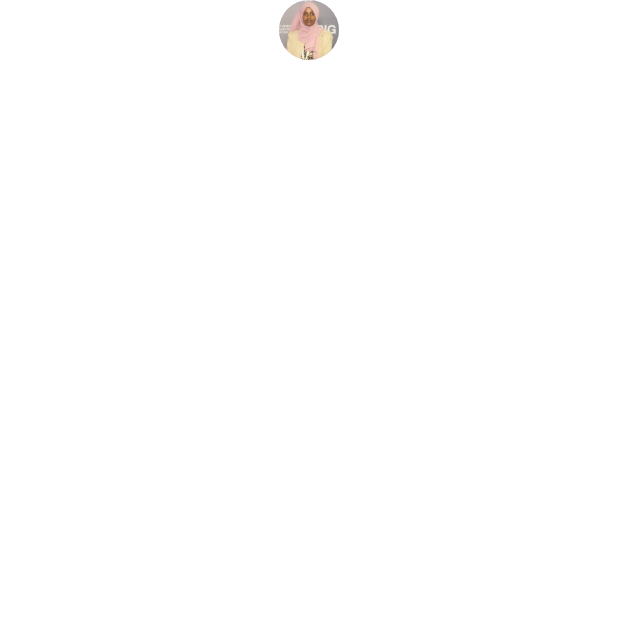
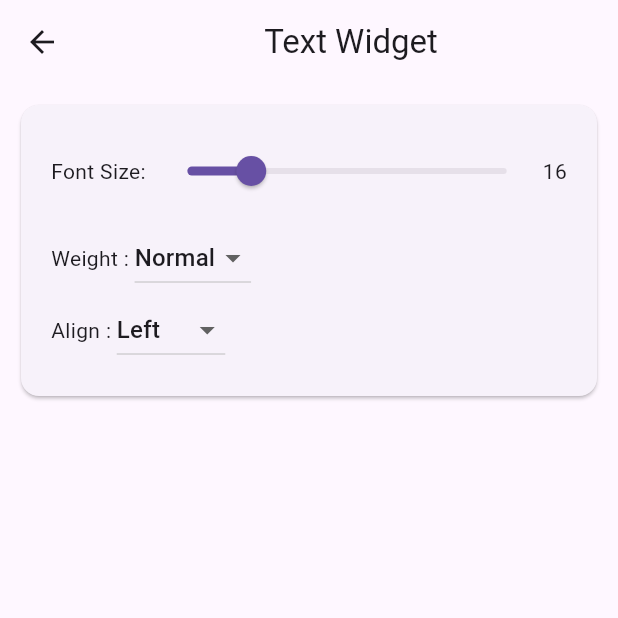
Before and after one commit to Sumeyahassen/mobile-app, a Flutter app: the screen it shows after launch, on a phone screen of 412 x 824 dp, the top half of it. Run offline on Flutter 3.47's test engine with Material 3 defaults, Android fonts, the phone set to English and light mode, and no system bars; our stand-ins replace flutter_screenutil, google_fonts, shared_preferences.

Commit message:
simple flutter card and font changer

```diff
--- a/contactapp/lib/main.dart
+++ b/contactapp/lib/main.dart
@@ -1,5 +1,6 @@
 import 'package:contactapp/counter.dart';
 import 'package:contactapp/profile.dart';
+import 'package:contactapp/textDart.dart';
 import 'package:flutter/material.dart';
 void main(){
   runApp(Main());
@@ -11,8 +12,10 @@ const Main({ Key? key }) : super(key: key);
   @override
   Widget build(BuildContext context){
     return MaterialApp(
+      debugShowCheckedModeBanner: false,
       // home: Counter(),
-      home: Profile(),
+      // home: Profile(),
+      home: TextDart(),
     );
   }
 }
--- /dev/null
+++ b/contactapp/lib/textDart.dart
@@ -0,0 +1,106 @@
+import 'package:flutter/material.dart';
+
+class TextDart extends StatefulWidget {
+  const TextDart({ Key? key }) : super(key: key);
+
+  @override
+  _TextDartState createState() => _TextDartState();
+}
+
+class _TextDartState extends State<TextDart> {
+  double _fontSiz=16.0;
+  FontWeight _fontWeight=FontWeight.normal;
+  TextAlign _textAlign=TextAlign.left;
+  @override
+  Widget build(BuildContext context) {
+    return Scaffold(
+      appBar: AppBar(
+        leading: BackButton(),
+        title: Center(
+          child: Text("Text Widget"),
+        )
+      ),
+      body: Container(
+        padding: EdgeInsets.all(10),
+        child: Column(
+          children: [
+            Card(
+              child:
+              Padding(padding:EdgeInsetsGeometry.all(20),
+              child: Column(
+                children: [
+                  Row(
+                      children: [
+                        Text("Font Size: "),
+                        Expanded(
+                          child:Slider(value: _fontSiz,
+                          min: 12.0,
+                          max: 32.0,
+                           onChanged: (value)=>setState(() {
+                             _fontSiz=value;
+                           }),),
+
+                           ),
+                           Text(_fontSiz.toInt().toString())
+                      ],
+                  ),
+                  SizedBox(
+                    height: 10,
+                  ),
+                  Row(
+                    children: [
+                      Text("Weight : "),
+                      DropdownButton<FontWeight>(
+                        dropdownColor: Colors.amberAccent,
+                        value: _fontWeight,
+                        items:const[
+                          DropdownMenuItem(
+                            value:FontWeight.normal,
+                            child: Text("Normal"),
+                            ),
+                            DropdownMenuItem(
+                              value: FontWeight.bold,
+                              child: Text("Bold")),
+                              DropdownMenuItem(
+                                value: FontWeight.w300,
+                                child: Text("Light"))
+                        ] ,
+                        onChanged: (weight)=>setState(() {
+                          _fontWeight=weight!;
+                        }),),
+                    ],
+                  ),
+                     Row(
+                        children: [
+
+                          Text("Align : "),
+                          DropdownButton(
+                            value: _textAlign,
+                            items: const
+                            [
+                              DropdownMenuItem(child: Text("Left"),
+                              value: TextAlign.left,
+                              ),
+                              DropdownMenuItem(child: Text("Center"),
+                              value: TextAlign.center,
+                              ),
+                              DropdownMenuItem(child: Text("Right"),
+                              value: TextAlign.right,
+                              )
+                            ], onChanged: (align)=>setState(() {
+                              _textAlign=align!;
+                            }),)
+                        ],
+                      ),
+
+
+                ],
+              ),
+              ),
+            )
+          ],
+        ),
+      ),
+    );
+  }
+}
```
